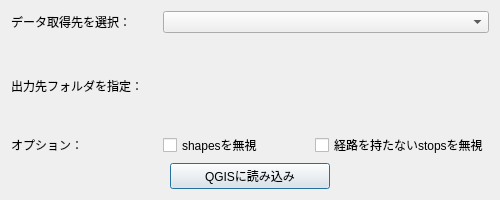
This is gtfs_go_dialog_base.ui in MIERUNE/GTFS-GO as Qt 5 draws it before an edit. The edited form follows.
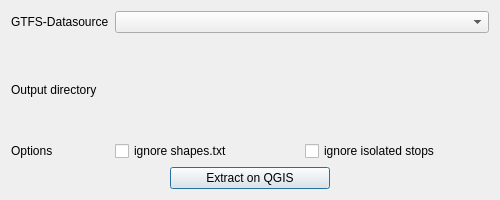
This is the edited form. Custom widgets are drawn as their Qt base class.

What changed in the file:
```diff
--- a/gtfs_go_dialog_base.ui
+++ b/gtfs_go_dialog_base.ui
@@ -38,14 +38,14 @@
      <item row="0" column="0">
       <widget class="QLabel" name="label_2">
        <property name="text">
-        <string>データ取得先を選択：</string>
+        <string>GTFS-Datasource</string>
        </property>
       </widget>
      </item>
      <item row="3" column="0">
       <widget class="QLabel" name="label">
        <property name="text">
-        <string>出力先フォルダを指定：</string>
+        <string>Output directory</string>
        </property>
       </widget>
      </item>
@@ -65,21 +65,33 @@
      <item row="5" column="0">
       <widget class="QLabel" name="label_3">
        <property name="text">
-        <string>オプション：</string>
+        <string>Options</string>
        </property>
       </widget>
      </item>
      <item row="5" column="1">
       <widget class="QCheckBox" name="ignoreShapesCheckbox">
+       <property name="sizePolicy">
+        <sizepolicy hsizetype="Expanding" vsizetype="Fixed">
+         <horstretch>0</horstretch>
+         <verstretch>0</verstretch>
+        </sizepolicy>
+       </property>
        <property name="text">
-        <string>shapesを無視</string>
+        <string>ignore shapes.txt</string>
        </property>
       </widget>
      </item>
      <item row="5" column="2">
       <widget class="QCheckBox" name="ignoreNoRouteStopsCheckbox">
+       <property name="sizePolicy">
+        <sizepolicy hsizetype="Expanding" vsizetype="Fixed">
+         <horstretch>0</horstretch>
+         <verstretch>0</verstretch>
+        </sizepolicy>
+       </property>
        <property name="text">
-        <string>経路を持たないstopsを無視</string>
+        <string>ignore isolated stops</string>
        </property>
       </widget>
      </item>
@@ -133,7 +145,7 @@
         </sizepolicy>
        </property>
        <property name="text">
-        <string>QGISに読み込み</string>
+        <string>Extract on QGIS</string>
        </property>
       </widget>
      </item>
```
